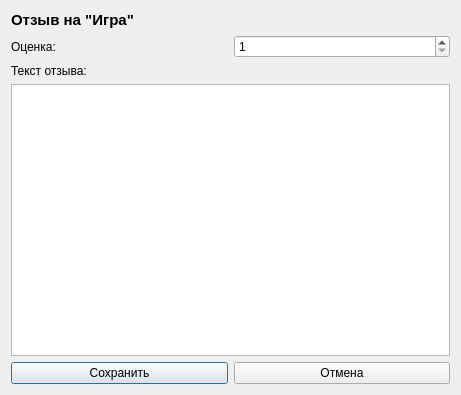
faurkonig/i-love-karpov, file sem5/supergames-qt/view/reviewdialog.ui: the form before one commit.
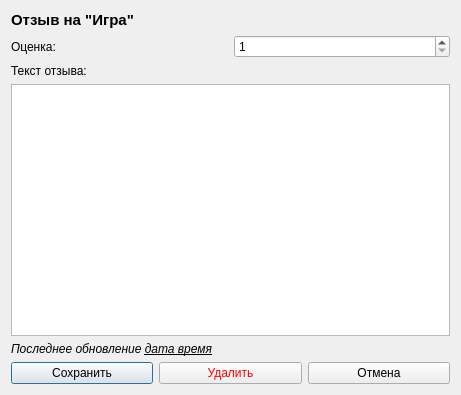
The form after the commit.

```diff
--- a/sem5/supergames-qt/view/reviewdialog.ui
+++ b/sem5/supergames-qt/view/reviewdialog.ui
@@ -61,6 +61,18 @@
    <item>
     <widget class="QTextEdit" name="contentField"/>
    </item>
+   <item>
+    <widget class="QLabel" name="dateLabel">
+     <property name="font">
+      <font>
+       <italic>true</italic>
+      </font>
+     </property>
+     <property name="text">
+      <string>Последнее обновление &lt;u&gt;дата время&lt;/u&gt;</string>
+     </property>
+    </widget>
+   </item>
    <item>
     <layout class="QHBoxLayout" name="horizontalLayout_2">
      <item>
@@ -70,6 +82,16 @@
        </property>
       </widget>
      </item>
+     <item>
+      <widget class="QPushButton" name="deleteButton">
+       <property name="styleSheet">
+        <string notr="true">color: red</string>
+       </property>
+       <property name="text">
+        <string>Удалить</string>
+       </property>
+      </widget>
+     </item>
      <item>
       <widget class="QPushButton" name="cancelButton">
        <property name="text">
```
Left out of the diff: 4 changed lines with no effect on the pictures.
